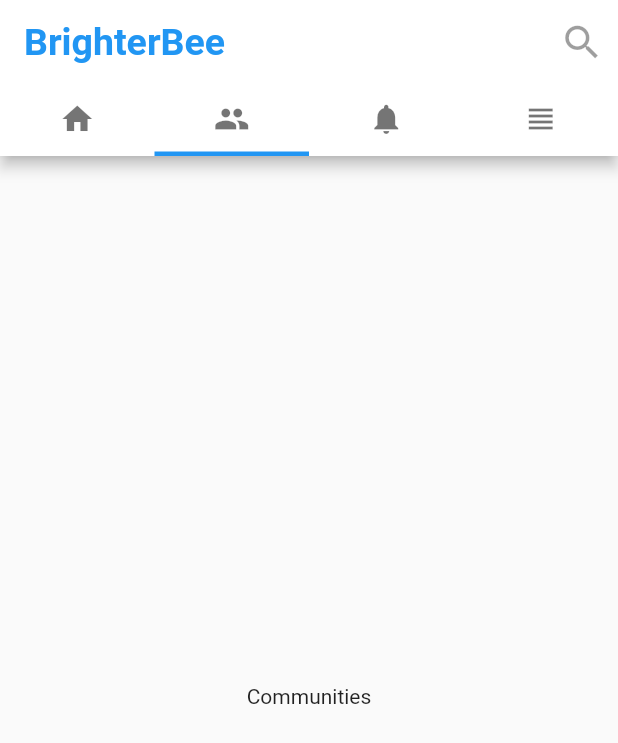
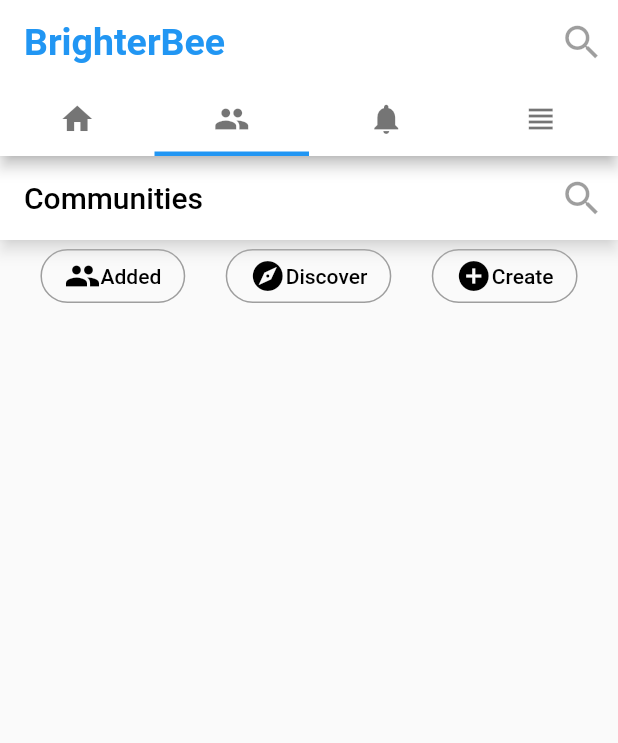
Before and after one commit to ashu12chi/BrighterBee, a Flutter app: the screen it shows after launch, tab 2 chosen, on a phone screen of 412 x 824 dp. Shown: the top 743 px of the screen. Run offline on Flutter 3.47's test engine with Material 2 defaults, Android fonts, the phone set to English and light mode, and no system bars; our stand-ins replace image_picker; missing offline and left inert: quill_delta, zefyr.

Commit message:
Communities UI

```diff
--- a/lib/app_screens/commuinites.dart
+++ b/lib/app_screens/commuinites.dart
@@ -9,8 +9,63 @@ class _CommunitiesState extends State<Communities> {
   @override
   Widget build(BuildContext context) {
     return Scaffold(
-      body: Center(
-        child: Text('Communities'),
+      appBar: AppBar(
+        title: Text('Communities',style: TextStyle(color: Colors.black),),
+        backgroundColor: Colors.white,
+        shadowColor: Colors.white,
+        actions: <Widget>[
+          IconButton(
+            icon: Icon(Icons.search),
+            iconSize: 30.0,
+          ),
+        ],
+      ),
+      body: Column(
+        children: <Widget>[
+          Row(
+            mainAxisAlignment: MainAxisAlignment.spaceEvenly,
+            children: <Widget>[
+              FlatButton(
+                child: Row(
+                  children: <Widget>[
+                    Icon(Icons.people,color: Colors.black,),
+                    Text('Added',style: TextStyle(color: Colors.black),)
+                  ],
+                ),
+                shape: RoundedRectangleBorder(
+                  borderRadius: BorderRadius.circular(20),
+                  side: BorderSide(color: Colors.grey)
+                ),
+              ),
+              FlatButton(
+                child: Row(
+                  children: <Widget>[
+                    Icon(Icons.explore,color: Colors.black,),
+                    Text('Discover',style: TextStyle(color: Colors.black),)
+                  ],
+                ),
+                shape: RoundedRectangleBorder(
+                    borderRadius: BorderRadius.circular(20),
+                    side: BorderSide(color: Colors.grey)
+                ),
+              ),
+              FlatButton(
+                child: Row(
+                  children: <Widget>[
+                    Icon(Icons.add_circle,color: Colors.black,),
+                    Text('Create',style: TextStyle(color: Colors.black),)
+                  ],
+                ),
+                shape: RoundedRectangleBorder(
+                    borderRadius: BorderRadius.circular(20),
+                    side: BorderSide(color: Colors.grey)
+                ),
+              )
+            ],
+          )
+         // TODO : Future builder here for displaying communities
+
+        ],
       ),
     );
   }
--- a/lib/app_screens/feed.dart
+++ b/lib/app_screens/feed.dart
@@ -28,14 +28,14 @@ class _FeedState extends State<Feed> with TickerProviderStateMixin {
           ),
         ]  ,
         bottom: TabBar(
+          controller: _controller,
           indicator: UnderlineTabIndicator(borderSide: BorderSide(width: 3,color: Colors.blue)),
           tabs: <Widget>[
-            new Tab(icon: Icon(Icons.home,color: Colors.black54,),),
+            new Tab(icon: Icon(Icons.home,color:  Colors.black54,),),
             new Tab(icon: Icon(Icons.people,color: Colors.black54),),
             new Tab(icon: Icon(Icons.notifications,color: Colors.black54),),
             new Tab(icon: Icon(Icons.view_headline,color: Colors.black54),)
           ],
-          controller: _controller,
         ),
         title: Text('BrighterBee',style: TextStyle(fontSize: 25.0,fontWeight: FontWeight.bold,color: Colors.blue),),
       ),
```
Also changed, not shown: lib/app_screens/home.dart (+33 -1 lines).
